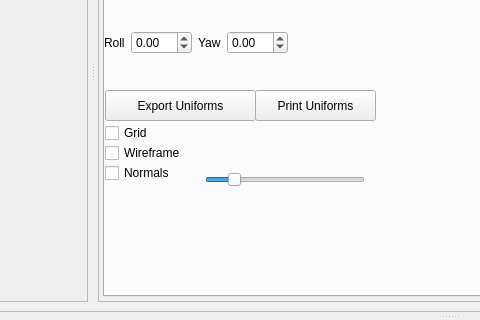
This is ui/MainWindow.ui in NCCA/ShaderEnvironmentBuilder as Qt 5 draws it before an edit; both pictures show x 190 to 670 and y 209 to 529 of the 1280 by 768 pixel window. The edited form follows.
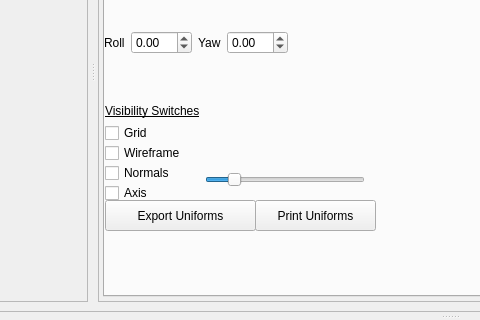
This is the edited form.

```diff
--- a/ui/MainWindow.ui
+++ b/ui/MainWindow.ui
@@ -453,7 +453,7 @@
                    <property name="geometry">
                     <rect>
                      <x>0</x>
-                     <y>220</y>
+                     <y>330</y>
                      <width>151</width>
                      <height>31</height>
                     </rect>
@@ -466,7 +466,7 @@
                    <property name="geometry">
                     <rect>
                      <x>150</x>
-                     <y>220</y>
+                     <y>330</y>
                      <width>121</width>
                      <height>31</height>
                     </rect>
@@ -475,6 +475,37 @@
                     <string>Print Uniforms</string>
                    </property>
                   </widget>
+                  <widget class="QCheckBox" name="m_showAxis">
+                   <property name="geometry">
+                    <rect>
+                     <x>0</x>
+                     <y>310</y>
+                     <width>96</width>
+                     <height>26</height>
+                    </rect>
+                   </property>
+                   <property name="text">
+                    <string>Axis</string>
+                   </property>
+                  </widget>
+                  <widget class="QLabel" name="label_6">
+                   <property name="geometry">
+                    <rect>
+                     <x>0</x>
+                     <y>230</y>
+                     <width>131</width>
+                     <height>21</height>
+                    </rect>
+                   </property>
+                   <property name="font">
+                    <font>
+                     <underline>true</underline>
+                    </font>
+                   </property>
+                   <property name="text">
+                    <string>Visibility Switches</string>
+                   </property>
+                  </widget>
                  </widget>
                 </widget>
                </item>
```
